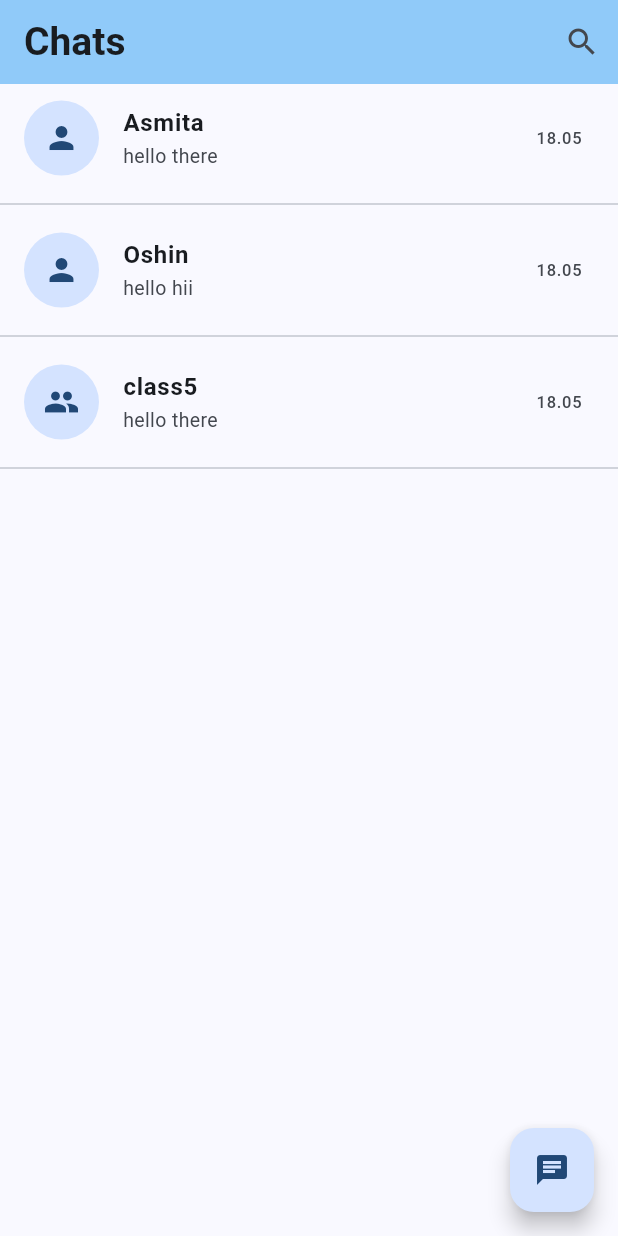
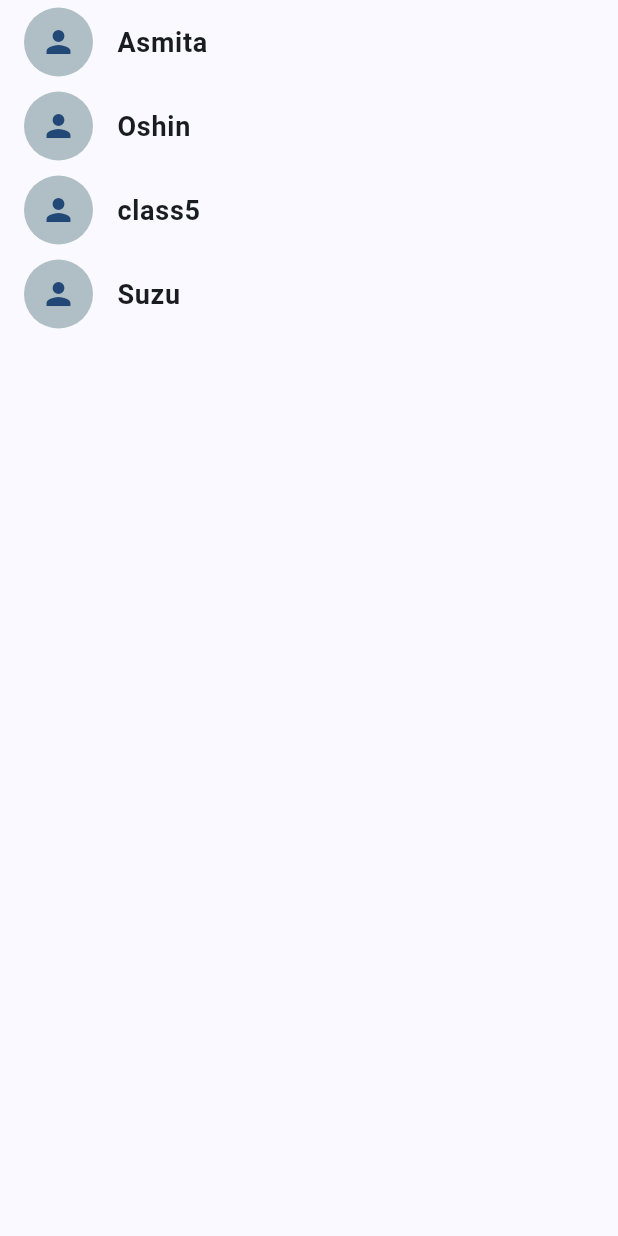
Before and after one commit to simrant27/chat, a Flutter app: the screen it shows after launch, on a phone screen of 412 x 824 dp. Run offline on Flutter 3.47's test engine with Material 3 defaults, Android fonts, the phone set to English and light mode, and no system bars; our stand-ins replace socket_io_client.

Commit message:
loginscreen added and navigated

```diff
--- a/frontend/chat/lib/CustomUi/button_card.dart
+++ b/frontend/chat/lib/CustomUi/button_card.dart
@@ -1,25 +1,21 @@
-import 'package:chat/models/chat_model.dart';
 import 'package:flutter/material.dart';
 
 class ButtonCard extends StatelessWidget {
-  const ButtonCard({
-    super.key,
-  });
+  const ButtonCard({super.key, required this.name, this.icon});
+  final String name;
+  final IconData? icon;
 
   @override
   Widget build(BuildContext context) {
-    return InkWell(
-      onTap: () {},
-      child: ListTile(
+    return ListTile(
       leading: CircleAvatar(
         radius: 23,
         backgroundColor: Colors.blueGrey[200],
-          child: Icon(Icons.group),
+        child: Icon(icon),
       ),
       title: Text(
-          "Create Group",
+        name,
         style: TextStyle(fontSize: 18, fontWeight: FontWeight.bold),
-        ),
       ),
     );
   }
--- a/frontend/chat/lib/Pages/chat_page.dart
+++ b/frontend/chat/lib/Pages/chat_page.dart
@@ -4,33 +4,14 @@ import 'package:chat/models/chat_model.dart';
 import 'package:flutter/material.dart';
 
 class ChatPage extends StatefulWidget {
-  const ChatPage({super.key});
+  const ChatPage({super.key, required this.chatmodels});
+  final List<ChatModel> chatmodels;
 
   @override
   State<ChatPage> createState() => _ChatPageState();
 }
 
 class _ChatPageState extends State<ChatPage> {
-  List<ChatModel> chats = [
-    ChatModel(
-        name: "Asmita",
-        icon: Icons.group,
-        isGroup: false,
-        time: "18.05",
-        currentMessage: "hello there"),
-    ChatModel(
-        name: "Oshin",
-        icon: Icons.group,
-        isGroup: false,
-        time: "18.05",
-        currentMessage: "hello hii"),
-    ChatModel(
-        name: "class5",
-        icon: Icons.group,
-        isGroup: true,
-        time: "18.05",
-        currentMessage: "hello there"),
-  ];
   @override
   Widget build(BuildContext context) {
     return Scaffold(
@@ -42,9 +23,9 @@ class _ChatPageState extends State<ChatPage> {
         child: Icon(Icons.chat),
       ),
       body: ListView.builder(
-        itemCount: chats.length,
+        itemCount: widget.chatmodels.length,
         itemBuilder: (context, index) => CustomCard(
-          chatModel: chats[index],
+          chatModel: widget.chatmodels[index],
         ),
       ),
     );
--- a/frontend/chat/lib/Screens/homescreen.dart
+++ b/frontend/chat/lib/Screens/homescreen.dart
@@ -1,8 +1,10 @@
 import 'package:chat/Pages/chat_page.dart';
+import 'package:chat/models/chat_model.dart';
 import 'package:flutter/material.dart';
 
 class HomeScreen extends StatefulWidget {
-  const HomeScreen({super.key});
+  const HomeScreen({super.key, required this.chatmodels});
+  final List<ChatModel> chatmodels;
 
   @override
   State<HomeScreen> createState() => _HomeScreenState();
@@ -22,6 +24,8 @@ class _HomeScreenState extends State<HomeScreen> {
             IconButton(onPressed: () {}, icon: Icon(Icons.search)),
           ],
         ),
-        body: ChatPage());
+        body: ChatPage(
+          chatmodels: widget.chatmodels,
+        ));
   }
 }
--- a/frontend/chat/lib/Screens/login_screnn.dart
+++ b/frontend/chat/lib/Screens/login_screnn.dart
@@ -0,0 +1,67 @@
+import 'package:chat/CustomUi/button_card.dart';
+import 'package:chat/Screens/homescreen.dart';
+import 'package:flutter/material.dart';
+
+import '../models/chat_model.dart';
+
+class LoginScreen extends StatefulWidget {
+  const LoginScreen({super.key});
+
+  @override
+  State<LoginScreen> createState() => _LoginScreenState();
+}
+
+class _LoginScreenState extends State<LoginScreen> {
+  ChatModel? sourceChat; //object of chat model
+  List<ChatModel> chatmodels = [
+    ChatModel(
+        name: "Asmita",
+        icon: Icons.group,
+        isGroup: false,
+        time: "18.05",
+        currentMessage: "hello there",
+        id: 1),
+    ChatModel(
+        name: "Oshin",
+        icon: Icons.group,
+        isGroup: false,
+        time: "18.05",
+        currentMessage: "hello hii",
+        id: 2),
+    ChatModel(
+        name: "class5",
+        icon: Icons.group,
+        isGroup: false,
+        time: "18.05",
+        currentMessage: "hello there",
+        id: 3),
+    ChatModel(
+        name: "Suzu",
+        icon: Icons.group,
+        isGroup: false,
+        time: "18.05",
+        currentMessage: "hello there",
+        id: 4),
+  ];
+  @override
+  Widget build(BuildContext context) {
+    return Scaffold(
+      body: ListView.builder(
+          itemCount: chatmodels.length,
+          itemBuilder: (context, index) => InkWell(
+                onTap: () {
+                  Navigator.push(
+                      context,
+                      MaterialPageRoute(
+                          builder: (context) => HomeScreen(
+                                chatmodels: chatmodels,
+                              )));
+                },
+                child: ButtonCard(
+                  name: chatmodels[index].name,
+                  icon: Icons.person,
+                ),
+              )),
+    );
+  }
+}
--- a/frontend/chat/lib/Screens/select_contact.dart
+++ b/frontend/chat/lib/Screens/select_contact.dart
@@ -36,7 +36,10 @@ class _SelectContactState extends State<SelectContact> {
           itemCount: contacts.length + 1,
           itemBuilder: (context, index) {
             if (index == 0) {
-              return ButtonCard();
+              return ButtonCard(
+                name: "Create group",
+                icon: Icons.group,
+              );
             }
             return ContactCard(
               contact: contacts[index - 1],
--- a/frontend/chat/lib/main.dart
+++ b/frontend/chat/lib/main.dart
@@ -1,4 +1,5 @@
 import 'package:chat/Screens/homescreen.dart';
+import 'package:chat/Screens/login_screnn.dart';
 import 'package:flutter/material.dart';
 
 void main() {
@@ -17,7 +18,7 @@ class MyApp extends StatelessWidget {
         colorScheme:
             ColorScheme.fromSeed(seedColor: Color.fromARGB(255, 4, 136, 243)),
       ),
-      home: HomeScreen(),
+      home: LoginScreen(),
       debugShowCheckedModeBanner: false,
     );
   }
--- a/frontend/chat/lib/models/chat_model.dart
+++ b/frontend/chat/lib/models/chat_model.dart
@@ -3,12 +3,18 @@ import 'package:flutter/material.dart';
 import 'package:flutter/widgets.dart';
 
 class ChatModel {
-  String? name;
+  String name;
   IconData? icon;
   bool? isGroup;
   String? time;
   String? currentMessage;
+  int? id;
 
   ChatModel(
-      {this.name, this.icon, this.isGroup, this.time, this.currentMessage});
+      {required this.name,
+      this.icon,
+      this.isGroup,
+      this.time,
+      this.currentMessage,
+      this.id});
 }
```
Lines whose indentation alone changed are shown as unchanged.
